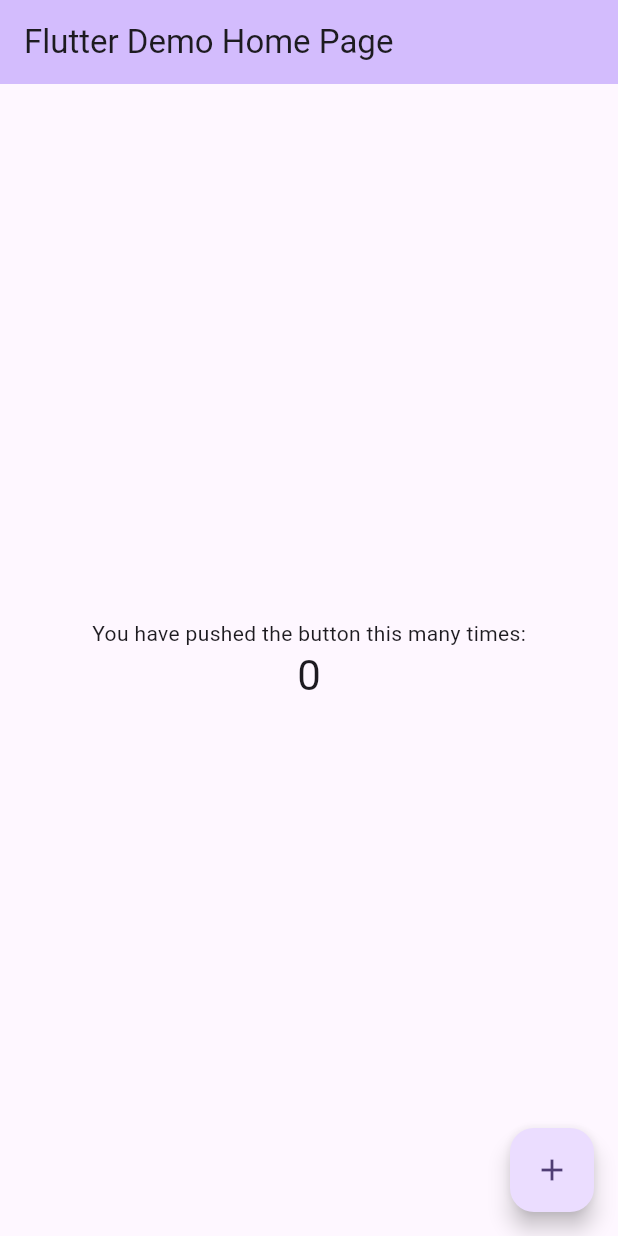
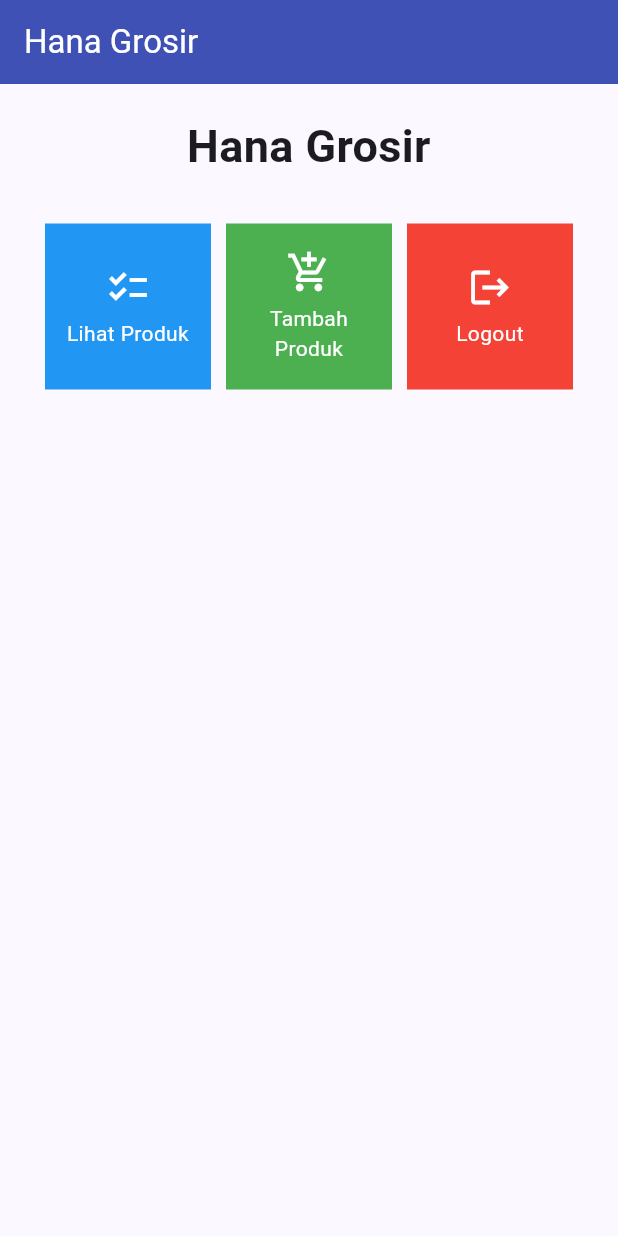
Before and after one commit to catherinehana/TugasPBPFlutter, a Flutter app: the screen it shows after launch, on a phone screen of 412 x 824 dp. Run offline on Flutter 3.47's test engine with Material 2 defaults, Android fonts, the phone set to English and light mode, and no system bars.

Commit message:
percobaan kedua

```diff
--- a/lib/main.dart
+++ b/lib/main.dart
@@ -1,4 +1,5 @@
 import 'package:flutter/material.dart';
+import 'package:hana_grosir/menu.dart';
 
 void main() {
   runApp(const MyApp());
@@ -28,98 +29,11 @@ class MyApp extends StatelessWidget {
         //
         // This works for code too, not just values: Most code changes can be
         // tested with just a hot reload.
-        colorScheme: ColorScheme.fromSeed(seedColor: Colors.deepPurple),
+        appBarTheme: AppBarTheme(backgroundColor: Colors.indigo),
+        colorScheme: ColorScheme.fromSeed(seedColor: Colors.indigo),
         useMaterial3: true,
       ),
-      home: const MyHomePage(title: 'Flutter Demo Home Page'),
+      home: MyHomePage(),
     );
   }
 }
-
-class MyHomePage extends StatefulWidget {
-  const MyHomePage({super.key, required this.title});
-
-  // This widget is the home page of your application. It is stateful, meaning
-  // that it has a State object (defined below) that contains fields that affect
-  // how it looks.
-
-  // This class is the configuration for the state. It holds the values (in this
-  // case the title) provided by the parent (in this case the App widget) and
-  // used by the build method of the State. Fields in a Widget subclass are
-  // always marked "final".
-
-  final String title;
-
-  @override
-  State<MyHomePage> createState() => _MyHomePageState();
-}
-
-class _MyHomePageState extends State<MyHomePage> {
-  int _counter = 0;
-
-  void _incrementCounter() {
-    setState(() {
-      // This call to setState tells the Flutter framework that something has
-      // changed in this State, which causes it to rerun the build method below
-      // so that the display can reflect the updated values. If we changed
-      // _counter without calling setState(), then the build method would not be
-      // called again, and so nothing would appear to happen.
-      _counter++;
-    });
-  }
-
-  @override
-  Widget build(BuildContext context) {
-    // This method is rerun every time setState is called, for instance as done
-    // by the _incrementCounter method above.
-    //
-    // The Flutter framework has been optimized to make rerunning build methods
-    // fast, so that you can just rebuild anything that needs updating rather
-    // than having to individually change instances of widgets.
-    return Scaffold(
-      appBar: AppBar(
-        // TRY THIS: Try changing the color here to a specific color (to
-        // Colors.amber, perhaps?) and trigger a hot reload to see the AppBar
-        // change color while the other colors stay the same.
-        backgroundColor: Theme.of(context).colorScheme.inversePrimary,
-        // Here we take the value from the MyHomePage object that was created by
-        // the App.build method, and use it to set our appbar title.
-        title: Text(widget.title),
-      ),
-      body: Center(
-        // Center is a layout widget. It takes a single child and positions it
-        // in the middle of the parent.
-        child: Column(
-          // Column is also a layout widget. It takes a list of children and
-          // arranges them vertically. By default, it sizes itself to fit its
-          // children horizontally, and tries to be as tall as its parent.
-          //
-          // Column has various properties to control how it sizes itself and
-          // how it positions its children. Here we use mainAxisAlignment to
-          // center the children vertically; the main axis here is the vertical
-          // axis because Columns are vertical (the cross axis would be
-          // horizontal).
-          //
-          // TRY THIS: Invoke "debug painting" (choose the "Toggle Debug Paint"
-          // action in the IDE, or press "p" in the console), to see the
-          // wireframe for each widget.
-          mainAxisAlignment: MainAxisAlignment.center,
-          children: <Widget>[
-            const Text(
-              'You have pushed the button this many times:',
-            ),
-            Text(
-              '$_counter',
-              style: Theme.of(context).textTheme.headlineMedium,
-            ),
-          ],
-        ),
-      ),
-      floatingActionButton: FloatingActionButton(
-        onPressed: _incrementCounter,
-        tooltip: 'Increment',
-        child: const Icon(Icons.add),
-      ), // This trailing comma makes auto-formatting nicer for build methods.
-    );
-  }
-}
--- /dev/null
+++ b/lib/menu.dart
@@ -0,0 +1,114 @@
+import 'package:flutter/material.dart';
+
+class MyHomePage extends StatelessWidget {
+  MyHomePage({Key? key}) : super(key: key);
+
+  final List<ShopItem> items = [
+    ShopItem("Lihat Produk", Icons.checklist),
+    ShopItem("Tambah Produk", Icons.add_shopping_cart),
+    ShopItem("Logout", Icons.logout),
+  ];
+
+  @override
+  Widget build(BuildContext context) {
+    return Scaffold(
+      appBar: AppBar(
+        title: const Text('Hana Grosir', style: TextStyle(color: Colors.white)),
+      ),
+      body: SingleChildScrollView(
+        child: Padding(
+          padding: const EdgeInsets.all(10.0),
+          child: Column(
+            children: <Widget>[
+              const Padding(
+                padding: EdgeInsets.only(top: 10.0, bottom: 10.0),
+                child: Text(
+                  'Hana Grosir',
+                  textAlign: TextAlign.center,
+                  style: TextStyle(
+                    fontSize: 30,
+                    fontWeight: FontWeight.bold,
+                  ),
+                ),
+              ),
+              GridView.count(
+                primary: true,
+                padding: const EdgeInsets.all(20),
+                crossAxisSpacing: 10,
+                mainAxisSpacing: 10,
+                crossAxisCount: 3,
+                shrinkWrap: true,
+                children: items.map((ShopItem item) {
+                  return ShopCard(item);
+                }).toList(),
+              ),
+            ],
+          ),
+        ),
+      ),
+    );
+  }
+}
+
+class ShopItem {
+  final String name;
+  final IconData icon;
+
+  ShopItem(this.name, this.icon);
+}
+
+class ShopCard extends StatelessWidget {
+  final ShopItem item;
+
+  const ShopCard(this.item, {Key? key}) : super(key: key);
+
+  Color getColorForItem(ShopItem item) {
+    if (item.name == "Lihat Produk") {
+      return Colors.blue;
+    } else if (item.name == "Tambah Produk") {
+      return Colors.green;
+    } else if (item.name == "Logout") {
+      return Colors.red;
+    } else {
+      return Colors.indigo; // Warna default jika tidak ada yang cocok
+    }
+  }
+
+  @override
+  Widget build(BuildContext context) {
+    Color cardColor = getColorForItem(item);
+
+    return Material(
+      color: cardColor,
+      child: InkWell(
+        onTap: () {
+          ScaffoldMessenger.of(context)
+            ..hideCurrentSnackBar()
+            ..showSnackBar(SnackBar(
+                content: Text("Kamu telah menekan tombol ${item.name}!")));
+        },
+        child: Container(
+          padding: const EdgeInsets.all(8),
+          child: Center(
+            child: Column(
+              mainAxisAlignment: MainAxisAlignment.center,
+              children: [
+                Icon(
+                  item.icon,
+                  color: Colors.white,
+                  size: 30.0,
+                ),
+                const Padding(padding: EdgeInsets.all(3)),
+                Text(
+                  item.name,
+                  textAlign: TextAlign.center,
+                  style: const TextStyle(color: Colors.white),
+                ),
+              ],
+            ),
+          ),
+        ),
+      ),
+    );
+  }
+}
```
